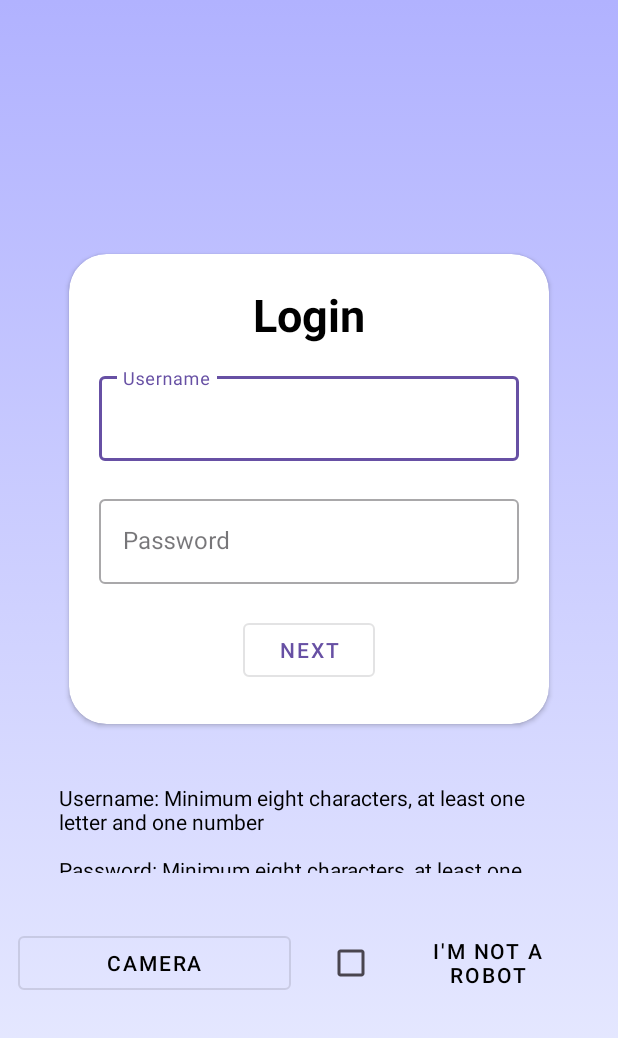
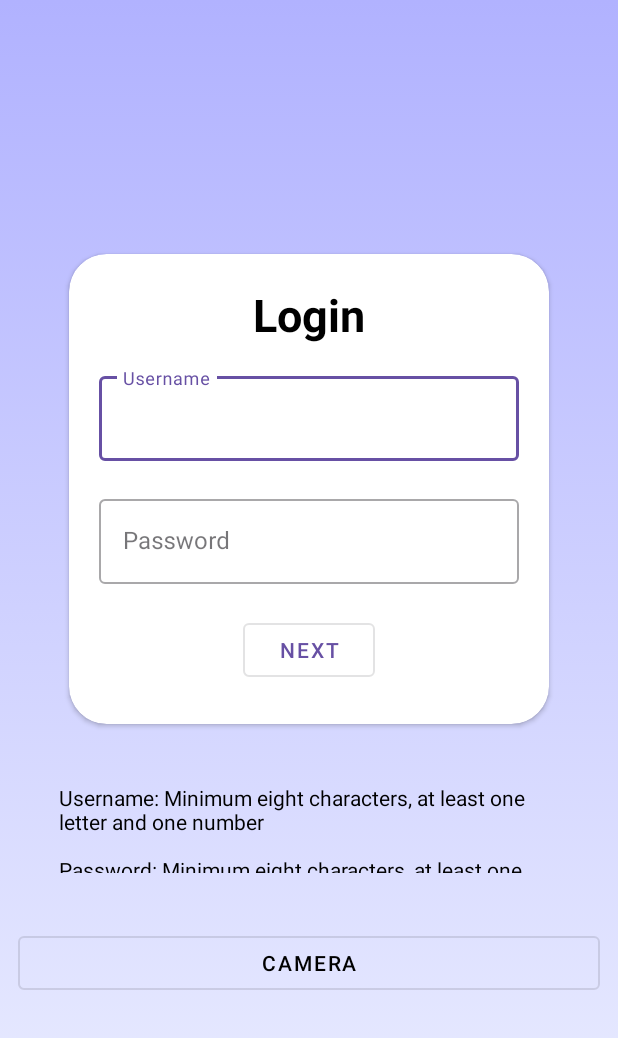
Before and after one commit to AmitLY21/HW1_AndSecurity, an Android app: the screen it shows after launch (MainActivity), on a phone screen of 412 x 824 dp. Shown: the top 1038 px of the screen. Run offline under Robolectric (Android 15) with nearby library versions, the phone set to English and light mode, and no system bars.

Commit message:
Added various changes accordingly to the new requirements Such as: Airplane mode,wifi connection, volume percentage. Removed fake CAPTCHA

```diff
--- a/app/src/main/AndroidManifest.xml
+++ b/app/src/main/AndroidManifest.xml
@@ -3,6 +3,7 @@
     xmlns:tools="http://schemas.android.com/tools"
     package="com.amitdev.andsechw1">
 
+    <uses-permission android:name="android.permission.ACCESS_NETWORK_STATE" />
     <application
         android:allowBackup="true"
         android:dataExtractionRules="@xml/data_extraction_rules"
--- a/app/src/main/res/layout/activity_main.xml
+++ b/app/src/main/res/layout/activity_main.xml
@@ -115,15 +115,6 @@
             android:text="@string/camera"
             android:textColor="@color/black" />
 
-        <CheckBox
-            android:id="@+id/cboxNotARobot"
-            style="@style/Widget.MaterialComponents.Button.OutlinedButton"
-            android:layout_width="0dp"
-            android:layout_height="wrap_content"
-            android:layout_margin="12dp"
-            android:layout_weight="1"
-            android:text="@string/captcha"
-            android:textColor="@color/black" />
 
     </LinearLayout>
 
--- a/app/src/main/res/values/strings.xml
+++ b/app/src/main/res/values/strings.xml
@@ -4,7 +4,7 @@
     <string name="username">Username</string>
     <string name="password">Password</string>
     <string name="next">Next</string>
-    <string name="Requirements">Username: Minimum eight characters, at least one letter and one number \n\nPassword: Minimum eight characters, at least one uppercase letter, one lowercase letter, one number and one special.\n\nTake a photo. \n\nCheck that you\'re not a Robot.</string>
+    <string name="Requirements">Username: Minimum eight characters, at least one letter and one number \n\nPassword: Minimum eight characters, at least one uppercase letter, one lowercase letter, one number and one special.\n\nTake a photo. \n\nConnected To WIFI \n\nVolume is 50% or less \n\nEnabled Airplane Mode</string>
     <string name="camera">Camera</string>
     <string name="captcha">I\'m Not A Robot</string>
     <string name="passed">You Passed the Security!</string>
```
Also changed, not shown: app/src/main/java/com/amitdev/andsechw1/MainActivity.java (+37 -9 lines).
